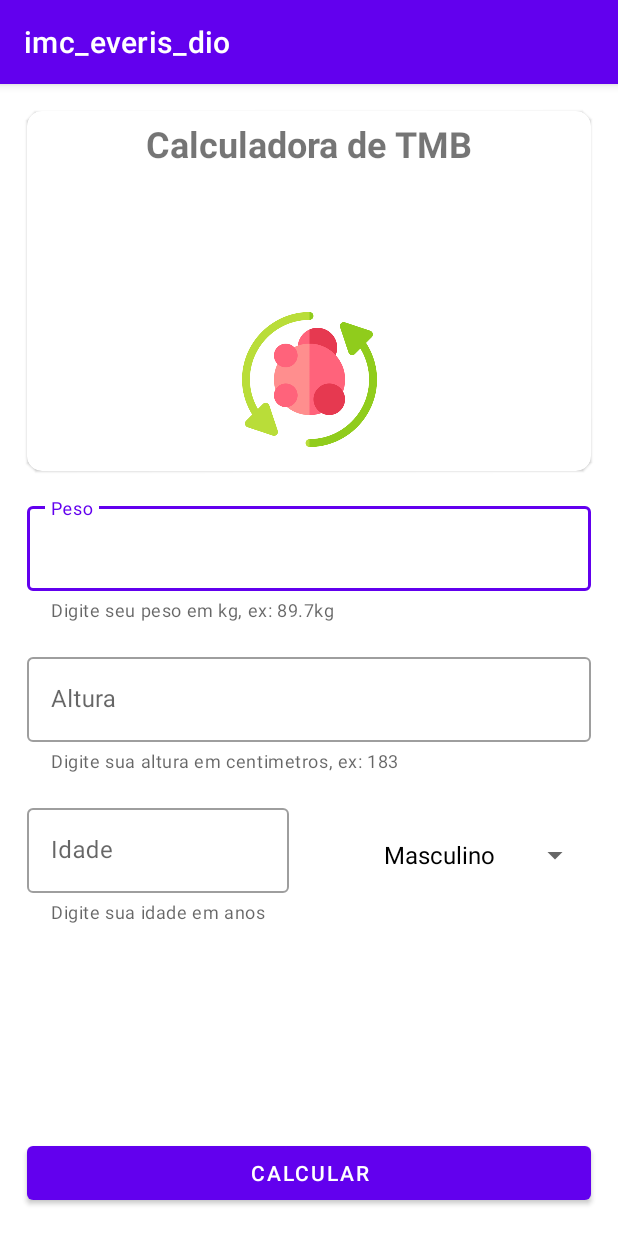
After one commit to GuilhermeDellatin/imc_everis_dio, an Android app: the TmbCalculateActivity screen opened directly, with no data from a screen before it, on a phone screen of 412 x 824 dp. The commit adds this screen. Run offline under Robolectric (Android 15) with nearby library versions, the phone set to English and light mode, and no system bars.

Commit message:
Telas e Calculos do tmb

```diff
--- a/app/src/main/java/com/gfdellatin/imc_everis_dio/MainActivity.kt
+++ b/app/src/main/java/com/gfdellatin/imc_everis_dio/MainActivity.kt
@@ -21,7 +21,7 @@ class MainActivity : AppCompatActivity() {
         }
         val tmbButton = findViewById<MaterialButton>(R.id.button_tmb)
         tmbButton.setOnClickListener {
-            startActivity(Intent(this, ImcCalculateActivity::class.java))
+            startActivity(Intent(this, TmbCalculateActivity::class.java))
         }
     }
 }
--- /dev/null
+++ b/app/src/main/java/com/gfdellatin/imc_everis_dio/TmbCalculateActivity.kt
@@ -0,0 +1,70 @@
+package com.gfdellatin.imc_everis_dio
+
+import androidx.appcompat.app.AppCompatActivity
+import android.os.Bundle
+import android.view.View
+import android.widget.AdapterView
+import android.widget.ArrayAdapter
+import kotlinx.android.synthetic.main.activity_main.*
+import kotlinx.android.synthetic.main.activity_tmb_calculate.*
+
+
+class TmbCalculateActivity : AppCompatActivity() {
+    override fun onCreate(savedInstanceState: Bundle?) {
+        super.onCreate(savedInstanceState)
+        setContentView(R.layout.activity_tmb_calculate)
+
+        val sexList = listOf("Masculino", "Feminino")
+        val adapterSexList = ArrayAdapter<String>(this, R.layout.support_simple_spinner_dropdown_item, sexList)
+        select_gender_spinner.adapter = adapterSexList
+
+        var selectedPosition: Int = 0
+        select_gender_spinner.onItemSelectedListener = object : AdapterView.OnItemSelectedListener {
+            override fun onItemSelected(parent: AdapterView<*>?, view: View?, position: Int, id: Long) {
+                selectedPosition = position
+            }
+
+            override fun onNothingSelected(parent: AdapterView<*>?) {
+
+            }
+
+        }
+
+        btn_calculate_tmb?.setOnClickListener {
+            when (selectedPosition) {
+                0 -> calculateTmbMasc(outlinedTextInputWeightTmb.text.toString(), outlinedTextInputHeightTmb.text.toString(),
+                outlinedTextInputAge.text.toString())
+
+                else -> calculateTmbFem(outlinedTextInputHeightTmb.text.toString(), outlinedTextInputHeightTmb.text.toString(),
+                        outlinedTextInputAge.text.toString())
+
+            }
+        }
+
+    }
+
+
+    private fun calculateTmbMasc(weightTmb: String, heightTmb: String, age: String) {
+        val weightTmb = weightTmb.toFloatOrNull()
+        val heightTmb = heightTmb.toFloatOrNull()
+        val age = age.toFloatOrNull()
+
+        if (weightTmb != null && heightTmb != null && age != null) {
+            val tmb = (13.8 * weightTmb) + (5.0 * heightTmb) - (6.8 - age)
+            tmb_text_result.text = getString(R.string.tmb_result).format(tmb)
+        }
+
+    }
+
+    private fun calculateTmbFem(weightTmb: String, heightTmb: String, age: String) {
+        val weightTmb = weightTmb.toFloatOrNull()
+        val heightTmb = heightTmb.toFloatOrNull()
+        val age = age.toFloatOrNull()
+
+        if (weightTmb != null && heightTmb != null && age != null) {
+            val tmb = (9.6 * weightTmb) + (1.8 * heightTmb) - (4.7 - age)
+            tmb_text_result.text = getString(R.string.tmb_result).format(tmb)
+        }
+
+    }
+}
--- /dev/null
+++ b/app/src/main/res/layout/activity_tmb_calculate.xml
@@ -0,0 +1,154 @@
+<?xml version="1.0" encoding="utf-8"?>
+<androidx.constraintlayout.widget.ConstraintLayout xmlns:android="http://schemas.android.com/apk/res/android"
+    xmlns:app="http://schemas.android.com/apk/res-auto"
+    xmlns:tools="http://schemas.android.com/tools"
+    android:layout_width="match_parent"
+    android:layout_height="match_parent"
+    tools:context=".TmbCalculateActivity">
+
+    <com.google.android.material.card.MaterialCardView
+        android:id="@+id/imc_card_result"
+        android:layout_width="match_parent"
+        android:layout_height="wrap_content"
+        android:layout_margin="18dp"
+        app:cardCornerRadius="10dp"
+        app:layout_constraintBottom_toTopOf="@+id/outlinedTextFieldWeight"
+        app:layout_constraintEnd_toEndOf="parent"
+        app:layout_constraintStart_toStartOf="parent"
+        app:layout_constraintTop_toTopOf="parent">
+
+        <LinearLayout
+            android:layout_width="match_parent"
+            android:layout_height="240dp"
+            android:orientation="vertical">
+
+            <TextView
+                android:layout_width="match_parent"
+                android:layout_height="wrap_content"
+                android:layout_marginTop="5dp"
+                android:text="Calculadora de TMB"
+                android:textAlignment="center"
+                android:textSize="24sp"
+                android:textStyle="bold" />
+
+            <LinearLayout
+                android:layout_width="match_parent"
+                android:layout_height="wrap_content"
+                android:orientation="vertical"
+                android:padding="8dp">
+
+                <TextView
+                    android:id="@+id/tmb_text_result"
+                    android:layout_width="match_parent"
+                    android:layout_height="wrap_content"
+                    android:layout_margin="18dp"
+                    android:textColor="@color/purple_200"
+                    android:textAlignment="center"
+                    android:textSize="24sp" />
+
+            </LinearLayout>
+
+            <androidx.constraintlayout.widget.ConstraintLayout
+                android:layout_width="match_parent"
+                android:layout_height="match_parent">
+
+                <ImageView
+                    android:id="@+id/imc_img_result1"
+                    android:layout_width="90dp"
+                    android:layout_height="90dp"
+                    android:src="@drawable/metabolism"
+                    android:layout_marginBottom="5dp"
+                    app:layout_constraintBottom_toBottomOf="parent"
+                    app:layout_constraintEnd_toEndOf="parent"
+                    app:layout_constraintStart_toStartOf="parent"
+                    app:layout_constraintTop_toTopOf="parent" />
+
+            </androidx.constraintlayout.widget.ConstraintLayout>
+
+        </LinearLayout>
+
+
+    </com.google.android.material.card.MaterialCardView>
+
+    <com.google.android.material.textfield.TextInputLayout
+        android:id="@+id/outlinedTextFieldWeight"
+        style="@style/Widget.MaterialComponents.TextInputLayout.OutlinedBox"
+        android:layout_width="match_parent"
+        android:layout_height="wrap_content"
+        android:layout_margin="18dp"
+        android:hint="Peso"
+        app:helperText="Digite seu peso em kg, ex: 89.7kg"
+        app:layout_constraintTop_toBottomOf="@+id/imc_card_result"
+        app:layout_constraintEnd_toEndOf="parent"
+        app:layout_constraintStart_toStartOf="parent">
+        <!--app:layout_constraintBottom_toTopOf="@id/outlinedTextFieldHeight"-->
+
+        <com.google.android.material.textfield.TextInputEditText
+            android:id="@+id/outlinedTextInputWeightTmb"
+            android:layout_width="match_parent"
+            android:layout_height="wrap_content"
+            android:inputType="numberDecimal"/>
+
+    </com.google.android.material.textfield.TextInputLayout>
+
+    <com.google.android.material.textfield.TextInputLayout
+        android:id="@+id/outlinedTextFieldHeightTmb"
+        style="@style/Widget.MaterialComponents.TextInputLayout.OutlinedBox"
+        android:layout_width="match_parent"
+        android:layout_height="wrap_content"
+        android:layout_margin="18dp"
+        android:hint="Altura"
+        app:helperText="Digite sua altura em centimetros, ex: 183"
+        app:layout_constraintEnd_toEndOf="parent"
+        app:layout_constraintStart_toStartOf="parent"
+        app:layout_constraintTop_toBottomOf="@id/outlinedTextFieldWeight">
+
+        <com.google.android.material.textfield.TextInputEditText
+            android:id="@+id/outlinedTextInputHeightTmb"
+            android:layout_width="match_parent"
+            android:layout_height="wrap_content"
+            android:inputType="numberDecimal"/>
+
+    </com.google.android.material.textfield.TextInputLayout>
+
+    <com.google.android.material.textfield.TextInputLayout
+        android:id="@+id/outlinedTextFieldAge"
+        style="@style/Widget.MaterialComponents.TextInputLayout.OutlinedBox"
+        android:layout_width="wrap_content"
+        android:layout_height="wrap_content"
+        android:layout_margin="18dp"
+        android:hint="Idade"
+        app:helperText="Digite sua idade em anos"
+        app:layout_constraintStart_toStartOf="parent"
+        app:layout_constraintTop_toBottomOf="@+id/outlinedTextFieldHeightTmb">
+
+        <com.google.android.material.textfield.TextInputEditText
+            android:id="@+id/outlinedTextInputAge"
+            android:layout_width="match_parent"
+            android:layout_height="wrap_content"
+            android:inputType="numberDecimal" />
+
+    </com.google.android.material.textfield.TextInputLayout>
+
+    <Spinner
+        android:id="@+id/select_gender_spinner"
+        android:layout_width="146dp"
+        android:layout_height="62dp"
+        android:layout_marginTop="24dp"
+        android:entries="@array/Sex"
+        app:layout_constraintEnd_toEndOf="parent"
+        app:layout_constraintHorizontal_bias="0.75"
+        app:layout_constraintStart_toEndOf="@+id/outlinedTextFieldAge"
+        app:layout_constraintTop_toBottomOf="@+id/outlinedTextFieldHeightTmb" />
+
+    <Button
+        android:id="@+id/btn_calculate_tmb"
+        android:layout_width="match_parent"
+        android:layout_height="wrap_content"
+        android:layout_margin="18dp"
+        android:text="Calcular"
+        app:layout_constraintBottom_toBottomOf="parent"
+        app:layout_constraintEnd_toEndOf="parent"
+        app:layout_constraintStart_toStartOf="parent" />
+
+</androidx.constraintlayout.widget.ConstraintLayout>
--- a/app/src/main/res/values/strings.xml
+++ b/app/src/main/res/values/strings.xml
@@ -5,4 +5,11 @@
     <string name="imc_details">O índice de massa corpórea (IMC) é uma medida internacional usada para calcular se uma pessoa está no peso ideal.</string>
     <string name="tmb_details">A Taxa Metabólica Basal (TMB) é o mínimo de energia necessária para manter as funções do organismo em repouso.</string>
     <string name="imc_result">Seu IMC é:  %.2f</string>
+    <string name="tmb_result">Seu TMB é: %.2f kcal</string>
+
+    <string-array name="Sex">
+        <item>Masculino</item>
+        <item>Feminino</item>
+    </string-array>
+
 </resources>
```
Also changed, not shown: app/src/main/java/com/gfdellatin/imc_everis_dio/ImcCalculateActivity.kt (+0 -8 lines), app/src/main/res/drawable/metabolism.png (added).
